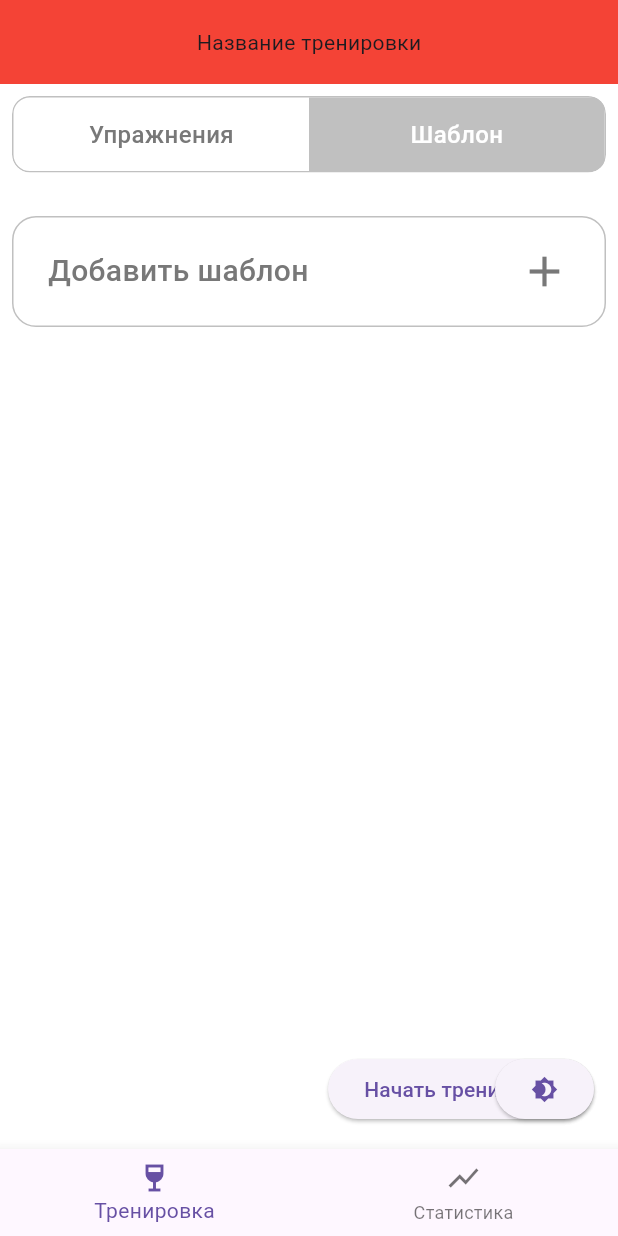
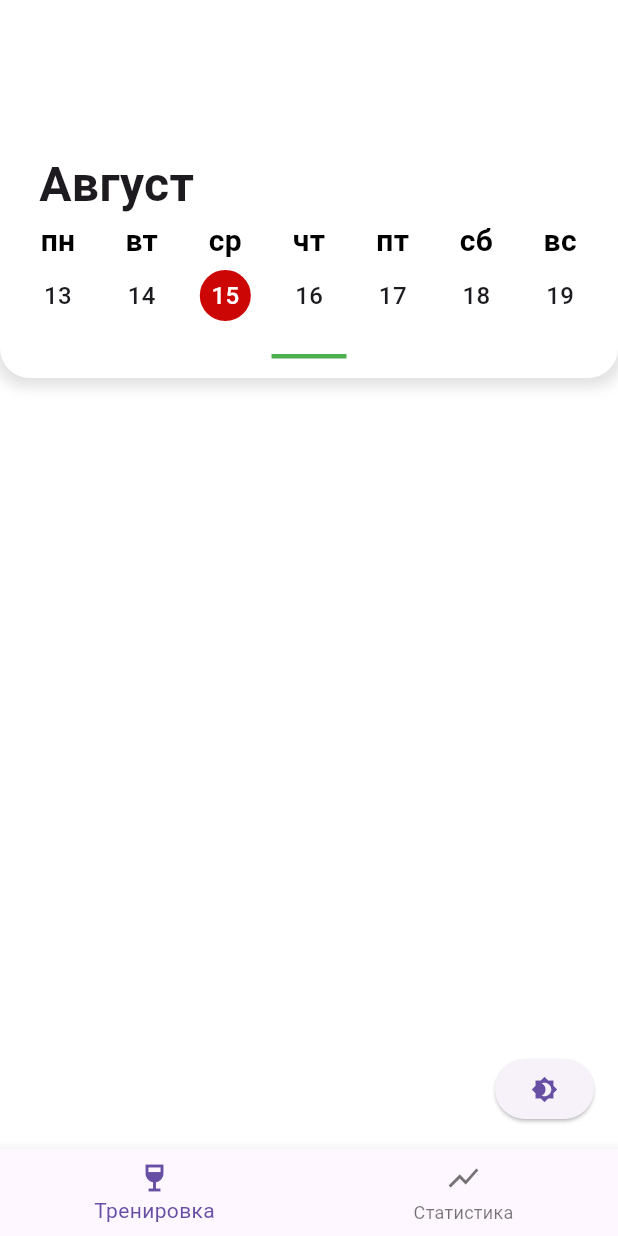
Before and after one commit to andreysemenov2000/training_diary, a Flutter app: the screen it shows after launch, on a phone screen of 412 x 824 dp. Run offline on Flutter 3.47's test engine with Material 3 defaults, Android fonts, the light colour scheme and no system bars; our stand-ins replace go_router; Roboto replaces fonts that are missing (Montserrat).

Commit message:
Added calendar page, analysis rules. Created calendar widget, calendar text theme.

```diff
--- /dev/null
+++ b/lib/features/train/calendar_page/presentation/pages/calendar_page.dart
@@ -0,0 +1,17 @@
+import 'package:flutter/material.dart';
+import 'package:training_diary/features/train/calendar_page/presentation/widgets/calendar_widget.dart';
+
+class CalendarPage extends StatelessWidget {
+  const CalendarPage({super.key});
+
+  @override
+  Widget build(BuildContext context) {
+    return Scaffold(
+      body: Column(
+        children: [
+          CalendarWidget(),
+        ],
+      ),
+    );
+  }
+}
--- a/lib/features/train/presentation/pages/create_train_page.dart
+++ b/lib/features/train/calendar_page/presentation/pages/create_train_page.dart
@@ -1,6 +1,3 @@
-import 'dart:ui';
-
-import 'package:flutter/cupertino.dart';
 import 'package:flutter/material.dart';
 import 'package:go_router/go_router.dart';
 
@@ -48,16 +45,14 @@ class CreateTrainPage extends StatelessWidget {
         ),
         child: Row(
           children: [
-            Expanded(
-              child: Container(
-                child: const Center(
+            const Expanded(
+              child: Center(
                 child: Text(
                   'Упражнения',
                   style: TextStyle(
                     color: Color(0xff787878),
                     fontWeight: FontWeight.w500,
                     fontSize: 16,
-                    ),
                   ),
                 ),
               ),
--- /dev/null
+++ b/lib/features/train/calendar_page/presentation/widgets/calendar_widget.dart
@@ -0,0 +1,280 @@
+import 'package:flutter/material.dart';
+import 'package:training_diary/utils/themes/text_theme.dart';
+
+class CalendarWidget extends StatefulWidget {
+  const CalendarWidget({super.key});
+
+  @override
+  State<CalendarWidget> createState() => _CalendarWidgetState();
+}
+
+class _CalendarWidgetState extends State<CalendarWidget> with SingleTickerProviderStateMixin {
+  static const List<String> _daysOfWeek = ['пн', 'вт', 'ср', 'чт', 'пт', 'сб', 'вс'];
+  static const _numberDaysWeek = 7;
+  static const _minCalendarHeight = 80.0;
+  static const _maxCalendarHeight = 240.0;
+  static const _opacityDuration = Duration(milliseconds: 150);
+
+  late final AnimationController _controller;
+  late final Animation<double> _monthOpacity;
+  late double _calendarColumnsSpacing;
+  DateTime _selectedDate = DateTime.now();
+  double _calendarHeight = _minCalendarHeight;
+
+  @override
+  void initState() {
+    super.initState();
+    _controller = AnimationController(vsync: this, duration: _opacityDuration);
+    _monthOpacity = Tween<double>(begin: 0, end: 1).animate(
+      CurvedAnimation(
+        parent: _controller,
+        curve: const Interval(0.5, 1),
+      ),
+    );
+  }
+
+  @override
+  void dispose() {
+    _controller.dispose();
+    super.dispose();
+  }
+
+  @override
+  Widget build(BuildContext context) {
+    final theme = Theme.of(context);
+    final calendarTextThemeExtension = theme.extension<CalendarTextThemeExtension>()!;
+
+    return Container(
+      padding: const EdgeInsets.only(
+        top: 100,
+        bottom: 13,
+        left: 20,
+        right: 20,
+      ),
+      decoration: BoxDecoration(
+        color: theme.scaffoldBackgroundColor,
+        borderRadius: const BorderRadius.only(
+          bottomLeft: Radius.circular(20),
+          bottomRight: Radius.circular(20),
+        ),
+        boxShadow: [
+          BoxShadow(
+            color: theme.shadowColor,
+            spreadRadius: 3,
+            blurRadius: 7,
+            offset: const Offset(0, 3),
+          ),
+        ],
+      ),
+      child: Column(
+        children: [
+          _buildMonthName(calendarTextThemeExtension),
+          AnimatedContainer(
+            duration: const Duration(milliseconds: 200),
+            clipBehavior: Clip.hardEdge,
+            decoration: BoxDecoration(color: theme.scaffoldBackgroundColor),
+            height: _calendarHeight,
+            child: _buildWeekMonth(context),
+          ),
+          _buildCalendarExpander(),
+        ],
+      ),
+    );
+  }
+
+  Widget _buildMonthName(CalendarTextThemeExtension calendarTextThemeExtension) {
+    return Padding(
+      padding: const EdgeInsets.only(left: 6.0),
+      child: Row(
+        children: [
+          Text(
+            'Август',
+            style: calendarTextThemeExtension.monthTextStyle,
+          ),
+        ],
+      ),
+    );
+  }
+
+  Widget _buildWeekMonth(BuildContext context) {
+    _calendarColumnsSpacing = MediaQuery.sizeOf(context).width / 18.9;
+    return Stack(
+      children: [
+        _buildWeek(context),
+        _buildMonth(context),
+      ],
+    );
+  }
+
+  Widget _buildWeek(BuildContext context) {
+    return Wrap(
+      spacing: _calendarColumnsSpacing,
+      children: _buildCalendarColumns(context),
+    );
+  }
+
+  Widget _buildMonth(BuildContext context) {
+    return AnimatedBuilder(
+      animation: _controller.view,
+      builder: (context, child) => Opacity(
+        opacity: _monthOpacity.value,
+        child: child,
+      ),
+      child: Padding(
+        padding: const EdgeInsets.only(top: 68),
+        child: Wrap(
+          spacing: _calendarColumnsSpacing,
+          direction: Axis.horizontal,
+          runAlignment: WrapAlignment.spaceBetween,
+          children: _buildCalendarColumns(context, isMonth: true),
+        ),
+      ),
+    );
+  }
+
+  List<Widget> _buildCalendarColumns(BuildContext context, {bool isMonth = false}) {
+    final theme = Theme.of(context);
+    final calendarTextThemeExtension = theme.extension<CalendarTextThemeExtension>()!;
+    final List<Widget> columns = [];
+    final List<DateTime> datesOfWeek = _getListDates(isMonth: isMonth);
+
+    for (int i = 0; i < _numberDaysWeek; i++) {
+      final List<Widget> children = [];
+      if (!isMonth) {
+        children.add(
+          Text(
+            _daysOfWeek[i],
+            style: calendarTextThemeExtension.weekDayTextStyle,
+          ),
+        );
+      }
+      int j = i;
+      while (j < datesOfWeek.length) {
+        children.add(
+          _buildCalendarDate(
+            dateOfWeek: datesOfWeek[j],
+            theme: theme,
+            calendarTextThemeExtension: calendarTextThemeExtension,
+          ),
+        );
+        j += _numberDaysWeek;
+      }
+      columns.add(
+        Column(
+          children: children,
+        ),
+      );
+    }
+    return columns;
+  }
+
+  List<DateTime> _getListDates({required bool isMonth}) {
+    final List<DateTime> dates = [];
+    final int numberOfWeeks = isMonth ? 4 : 1;
+    final now = DateTime.now();
+    var weekStart = now.subtract(Duration(days: now.weekday - 1));
+    if (isMonth) {
+      weekStart = weekStart.add(const Duration(days: 7));
+    }
+    for (int i = 0; i < _numberDaysWeek * numberOfWeeks; i++) {
+      dates.add(weekStart);
+      weekStart = weekStart.add(const Duration(days: 1));
+    }
+    return dates;
+  }
+
+  Widget _buildCalendarDate({
+    required DateTime dateOfWeek,
+    required ThemeData theme,
+    required CalendarTextThemeExtension calendarTextThemeExtension,
+  }) {
+    final bool isToday = _checkIsSameDay(dateOfWeek, DateTime.now());
+    final bool isSelected = _checkIsSameDay(dateOfWeek, _selectedDate);
+    return InkWell(
+      onTap: () {
+        setState(() {
+          _selectedDate = dateOfWeek;
+        });
+      },
+      child: Container(
+        margin: const EdgeInsets.only(top: 5),
+        width: 34,
+        height: 34,
+        decoration: BoxDecoration(
+          border: isToday ? Border.all(color: theme.primaryColor) : null,
+          borderRadius: BorderRadius.circular(20),
+          color: isSelected ? theme.primaryColor : null,
+        ),
+        child: Center(
+          child: Text(
+            '${dateOfWeek.day}',
+            style: calendarTextThemeExtension.dateTextStyle
+                .copyWith(color: isSelected ? theme.scaffoldBackgroundColor : null),
+            textHeightBehavior: const TextHeightBehavior(
+              applyHeightToLastDescent: false,
+              applyHeightToFirstAscent: false,
+            ),
+          ),
+        ),
+      ),
+    );
+  }
+
+  bool _checkIsSameDay(DateTime date, DateTime otherDate) {
+    return date.day == otherDate.day &&
+        date.month == otherDate.month &&
+        date.year == otherDate.year;
+  }
+
+  Widget _buildCalendarExpander() {
+    return GestureDetector(
+      onVerticalDragUpdate: _onDraggingExpander,
+      onVerticalDragEnd: _onEndDraggingExpander,
+      child: Container(
+        color: Theme.of(context).scaffoldBackgroundColor,
+        padding: const EdgeInsets.only(top: 10),
+        child: Container(
+          width: 50,
+          height: 3,
+          color: Colors.green,
+        ),
+      ),
+    );
+  }
+
+  void _onDraggingExpander(DragUpdateDetails details) {
+    final dy = details.delta.dy;
+    setState(() {
+      _calendarHeight += dy;
+      if (_calendarHeight >= _maxCalendarHeight / 2) {
+        _showMonthWeek(isShowMonth: true);
+      } else {
+        _showMonthWeek();
+      }
+
+      if (_calendarHeight > _maxCalendarHeight) {
+        _calendarHeight = _maxCalendarHeight;
+      } else if (_calendarHeight < _minCalendarHeight) {
+        _calendarHeight = _minCalendarHeight;
+      }
+    });
+  }
+
+  void _onEndDraggingExpander(DragEndDetails details) {
+    setState(() {
+      if (_calendarHeight >= _maxCalendarHeight - 100) {
+        _calendarHeight = _maxCalendarHeight;
+      } else {
+        _calendarHeight = _minCalendarHeight;
+      }
+    });
+  }
+
+  void _showMonthWeek({bool isShowMonth = false}) {
+    if (!isShowMonth) {
+      _controller.reverse();
+    } else if (isShowMonth) {
+      _controller.forward();
+    }
+  }
+}
--- a/lib/main.dart
+++ b/lib/main.dart
@@ -1,13 +1,14 @@
 import 'package:flutter/material.dart';
 import 'package:go_router/go_router.dart';
 import 'package:training_diary/features/statistics/statistics_page.dart';
-import 'package:training_diary/features/train/presentation/pages/create_train_page.dart';
-import 'package:training_diary/features/train/presentation/pages/details_page.dart';
+import 'package:training_diary/features/train/calendar_page/presentation/pages/calendar_page.dart';
+import 'package:training_diary/features/train/calendar_page/presentation/pages/details_page.dart';
 import 'package:training_diary/utils/themes/theme_config.dart';
 
 void main() {
-  runApp(MyApp());
+  runApp(const MyApp());
 }
+
 
 class MyApp extends StatefulWidget {
   const MyApp({super.key});
@@ -17,14 +18,21 @@
 }
 
 class _MyAppState extends State<MyApp> {
+  late final ThemeConfig _themeConfig;
   late final GoRouter _router;
-  late final ThemeConfig _themeConfig;
 
   @override
   void initState() {
     super.initState();
+    _themeConfig = ThemeConfig();
+    _themeConfig.addListener(
+      () {
+        setState(() {});
+      },
+    );
+
     _router = GoRouter(
-      initialLocation: '/train',
+      initialLocation: '/calendar',
       routes: [
         StatefulShellRoute.indexedStack(
           builder: (context, routerState, navigationShell) => BaseScreen(
@@ -35,8 +43,8 @@
             StatefulShellBranch(
               routes: [
                 GoRoute(
-                  path: '/train',
-                  builder: (context, routerState) => const CreateTrainPage(),
+                  path: '/calendar',
+                  builder: (context, routerState) => const CalendarPage(),
                   routes: [
                     GoRoute(
                       path: '/details',
@@ -58,22 +66,16 @@
         ),
       ],
     );
-    _themeConfig = ThemeConfig();
-    _themeConfig.addListener(
-      () {
-        setState(() {});
-      },
-    );
   }
 
-  // This widget is the root of your application.
   @override
   Widget build(BuildContext context) {
+
     return MaterialApp.router(
       title: 'Flutter Demo',
       theme: createLightTheme(),
       darkTheme: createDarkTheme(),
-      themeMode: ThemeConfig().getThemeMode(),
+      themeMode: _themeConfig.getThemeMode(),
       routerConfig: _router,
     );
   }
--- a/lib/utils/themes/dark_theme.dart
+++ b/lib/utils/themes/dark_theme.dart
@@ -1,4 +1,5 @@
 import 'package:flutter/material.dart';
+import 'package:training_diary/utils/themes/text_theme.dart';
 
 ThemeData createDarkTheme() => ThemeData(
       brightness: Brightness.dark,
@@ -11,4 +12,7 @@ ThemeData createDarkTheme() => ThemeData(
         buttonColor: Colors.white,
         textTheme: ButtonTextTheme.normal,
       ),
+      extensions: [
+        CalendarTextThemeExtension.dark(),
+      ],
     );
--- a/lib/utils/themes/light_theme.dart
+++ b/lib/utils/themes/light_theme.dart
@@ -1,14 +1,19 @@
 import 'package:flutter/material.dart';
+import 'package:training_diary/utils/themes/text_theme.dart';
 
 ThemeData createLightTheme() => ThemeData(
       brightness: Brightness.light,
-      primaryColor: Colors.grey,
+      primaryColor: const Color(0xFFCC0605),
       scaffoldBackgroundColor: Colors.white,
       fontFamily: 'Montserrat',
-      textTheme: ThemeData.light().textTheme,
+      textTheme: createTextTheme(),
+      shadowColor: Colors.grey.withOpacity(0.3),
       buttonTheme: ButtonThemeData(
         shape: RoundedRectangleBorder(borderRadius: BorderRadius.circular(18.0)),
         buttonColor: Colors.grey,
         textTheme: ButtonTextTheme.normal,
       ),
+      extensions: [
+        CalendarTextThemeExtension.light(),
+      ],
     );
--- /dev/null
+++ b/lib/utils/themes/text_theme.dart
@@ -0,0 +1,91 @@
+import 'package:flutter/material.dart';
+
+TextTheme createTextTheme() {
+  return const TextTheme(
+    headlineLarge: TextStyle(fontWeight: FontWeight.bold, fontSize: 32),
+    headlineMedium: TextStyle(fontWeight: FontWeight.bold, fontSize: 28),
+  );
+}
+
+class CalendarTextThemeExtension extends ThemeExtension<CalendarTextThemeExtension> {
+  final TextStyle monthTextStyle;
+  final TextStyle weekDayTextStyle;
+  final TextStyle dateTextStyle;
+
+  CalendarTextThemeExtension({
+    required this.monthTextStyle,
+    required this.weekDayTextStyle,
+    required this.dateTextStyle,
+  });
+
+  factory CalendarTextThemeExtension.light() {
+    return CalendarTextThemeExtension(
+      monthTextStyle: const TextStyle(
+        fontWeight: FontWeight.bold,
+        fontSize: 32,
+      ),
+      weekDayTextStyle: const TextStyle(
+        fontWeight: FontWeight.bold,
+        fontSize: 20,
+        color: Colors.black,
+      ),
+      dateTextStyle: const TextStyle(
+        fontWeight: FontWeight.w500,
+        fontSize: 16,
+        height: 1,
+      ),
+    );
+  }
+
+  factory CalendarTextThemeExtension.dark() {
+    return CalendarTextThemeExtension(
+      monthTextStyle: const TextStyle(
+        fontWeight: FontWeight.bold,
+        fontSize: 32,
+      ),
+      weekDayTextStyle: const TextStyle(
+        fontWeight: FontWeight.bold,
+        fontSize: 20,
+        color: Colors.white,
+      ),
+      dateTextStyle: const TextStyle(
+        fontWeight: FontWeight.w500,
+        fontSize: 16,
+        height: 1,
+      ),
+    );
+  }
+
+  @override
+  ThemeExtension<CalendarTextThemeExtension> copyWith({
+    TextStyle? monthTextStyle,
+    TextStyle? weekDayTextStyle,
+    TextStyle? dateTextStyle,
+  }) {
+    assert(
+      monthTextStyle != null || weekDayTextStyle != null || dateTextStyle != null,
+      'All parameters are null',
+    );
+    return CalendarTextThemeExtension(
+      monthTextStyle: monthTextStyle ?? this.monthTextStyle,
+      weekDayTextStyle: weekDayTextStyle ?? this.weekDayTextStyle,
+      dateTextStyle: dateTextStyle ?? this.dateTextStyle,
+    );
+  }
+
+  @override
+  ThemeExtension<CalendarTextThemeExtension> lerp(
+    covariant ThemeExtension<CalendarTextThemeExtension>? other,
+    double t,
+  ) {
+    if (other is! CalendarTextThemeExtension) {
+      return this;
+    }
+
+    return CalendarTextThemeExtension(
+      monthTextStyle: TextStyle.lerp(monthTextStyle, other.monthTextStyle, t)!,
+      weekDayTextStyle: TextStyle.lerp(weekDayTextStyle, other.weekDayTextStyle, t)!,
+      dateTextStyle: TextStyle.lerp(dateTextStyle, other.dateTextStyle, t)!,
+    );
+  }
+}
```
Also changed, not shown: analysis_options.yaml (+47 -24 lines), lib/features/train/calendar_page/presentation/pages/details_page.dart (renamed from lib/features/train/presentation/pages/details_page.dart). Lines whose indentation alone changed are shown as unchanged.
